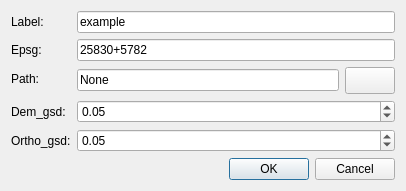
The window that Project.ui (UCLM-PAFyC/metashape_big_psx) describes before a commit, drawn with Qt 5.
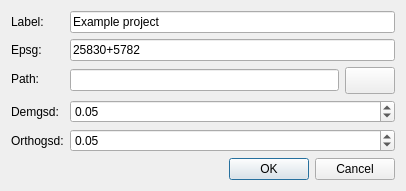
The same window after the commit.

What changed in the file:
```diff
--- a/Project.ui
+++ b/Project.ui
@@ -38,7 +38,7 @@
              
           
         <property name="text">
-            <string>example</string>
+            <string>Example project</string>
         </property>
         
      </widget>
@@ -99,7 +99,7 @@
                    
           
         <property name="text">
-            <string>None</string>
+            <string></string>
         </property>
         
      </widget>
@@ -134,7 +134,7 @@
   <item row="3" column="0">
      <widget class="QLabel" name="label">
           <property name="text">
-          <string>Dem_gsd:</string>
+          <string>Demgsd:</string>
           </property>
      </widget>
      </item>
@@ -156,11 +156,11 @@
                     </property>
                             
                     <property name="minimum" stdset="0">
-                        <string>0.01</string>
+                        <string>0.0</string>
                     </property>
                             
                     <property name="maximum" stdset="0">
-                        <string>2.00</string>
+                        <string>2.0</string>
                     </property>
                             
                     <property name="singleStep" stdset="0">
@@ -178,7 +178,7 @@
   <item row="4" column="0">
      <widget class="QLabel" name="label">
           <property name="text">
-          <string>Ortho_gsd:</string>
+          <string>Orthogsd:</string>
           </property>
      </widget>
      </item>
@@ -200,11 +200,11 @@
                     </property>
                             
                     <property name="minimum" stdset="0">
-                        <string>0.01</string>
+                        <string>0.0</string>
                     </property>
                             
                     <property name="maximum" stdset="0">
-                        <string>2.00</string>
+                        <string>2.0</string>
                     </property>
                             
                     <property name="singleStep" stdset="0">
```
Left out of the diff: 8 changed lines with no effect on the pictures.
